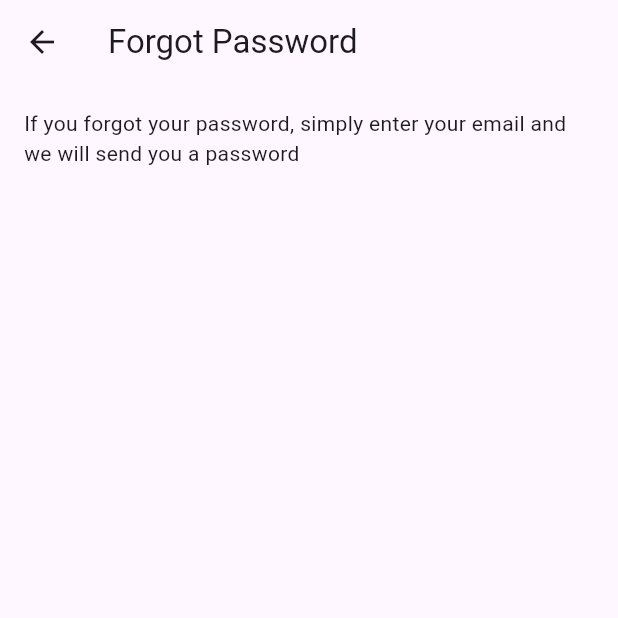
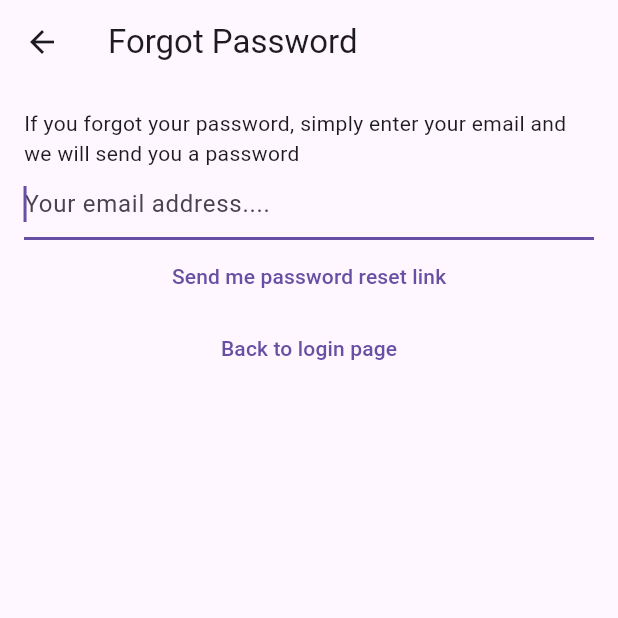
Before and after one commit to NerdyWithZainab/Notes-App, a Flutter app: the ForgotPasswordView screen opened directly, on a phone screen of 412 x 824 dp, the top half of it. Run offline on Flutter 3.47's test engine with Material 3 defaults, Android fonts, the phone set to English and light mode, and no system bars; our stand-ins replace bloc, cloud_firestore, equatable, firebase_auth, firebase_core, flutter_bloc and 2 more; accounts and stored records are empty; network calls fail.

Commit message:
I have altered the formattingof the files

```diff
--- a/notes/lib/main.dart
+++ b/notes/lib/main.dart
@@ -6,6 +6,7 @@ import 'package:notes/services/auth/bloc/auth_bloc.dart';
 import 'package:notes/services/auth/bloc/auth_event.dart';
 import 'package:notes/services/auth/bloc/auth_state.dart';
 import 'package:notes/services/auth/firebase_auth_provider.dart';
+import 'package:notes/views/forgot_pasword_view.dart';
 import 'package:notes/views/login_view.dart';
 import 'package:notes/views/notes/create_update_note_view.dart';
 import 'package:notes/views/notes/notes_view.dart';
@@ -53,6 +54,8 @@ class HomePage extends StatelessWidget {
           return const VerifyEmailView();
         } else if (state is AuthStateLoggedOut) {
           return const LoginView();
+        } else if (state is AuthStateForgotPassword) {
+          return const ForgotPasswordView();
         } else if (state is AuthStateRegistering) {
           return const RegisterView();
         } else {
--- a/notes/lib/services/auth/bloc/auth_bloc.dart
+++ b/notes/lib/services/auth/bloc/auth_bloc.dart
@@ -6,6 +6,9 @@ import 'package:notes/services/auth/bloc/auth_state.dart';
 class AuthBloc extends Bloc<AuthEvent, AuthState> {
   AuthBloc(AuthProvider provider)
       : super(const AuthStateUninitialized(isLoading: true)) {
+    on<AuthEventShouldRegister>((event, emit) {
+      emit(const AuthStateRegistering(isLoading: false, exception: null));
+    });
     // forgot password
     on<AuthEventForgotPassword>((event, emit) async {
       emit(const AuthStateForgotPassword(
--- a/notes/lib/services/auth/bloc/auth_state.dart
+++ b/notes/lib/services/auth/bloc/auth_state.dart
@@ -16,7 +16,7 @@ class AuthStateUninitialized extends AuthState {
 }
 
 class AuthStateRegistering extends AuthState {
-  final Exception exception;
+  final Exception? exception;
   const AuthStateRegistering({required this.exception, required isLoading})
       : super(isLoading: isLoading);
 }
--- a/notes/lib/views/forgot_pasword_view.dart
+++ b/notes/lib/views/forgot_pasword_view.dart
@@ -3,6 +3,7 @@ import 'package:flutter/material.dart';
 import 'package:flutter/widgets.dart';
 import 'package:flutter_bloc/flutter_bloc.dart';
 import 'package:notes/services/auth/bloc/auth_bloc.dart';
+import 'package:notes/services/auth/bloc/auth_event.dart';
 import 'package:notes/services/auth/bloc/auth_state.dart';
 import 'package:notes/utilities/dialogs/error_dialog.dart';
 import 'package:notes/utilities/dialogs/password_reset_email_sent_dialog.dart';
@@ -49,13 +50,36 @@ class _ForgotPasswordViewState extends State<ForgotPasswordView> {
         appBar: AppBar(
           title: const Text('Forgot Password'),
         ),
-        body: const Padding(
-          padding: EdgeInsets.all(16.0),
+        body: Padding(
+          padding: const EdgeInsets.all(16.0),
           child: Column(
             children: [
-              Text(
+              const Text(
                 'If you forgot your password, simply enter your email and we will send you a password',
-              )
+              ),
+              TextField(
+                keyboardType: TextInputType.emailAddress,
+                autocorrect: false,
+                autofocus: true,
+                controller: _controller,
+                decoration:
+                    const InputDecoration(hintText: 'Your email address....'),
+              ),
+              TextButton(
+                onPressed: () {
+                  final email = _controller.text;
+                  context.read<AuthBloc>().add(
+                        AuthEventForgotPassword(email: email),
+                      );
+                },
+                child: const Text('Send me password reset link'),
+              ),
+              TextButton(
+                onPressed: () {
+                  context.read<AuthBloc>().add(const AuthEventLogOut());
+                },
+                child: const Text('Back to login page'),
+              ),
             ],
           ),
         ),
```
Also changed, not shown: notes/lib/views/login_view.dart (+16 -2 lines), notes/lib/views/register_view.dart (+13 -1 lines), 1 other file.
